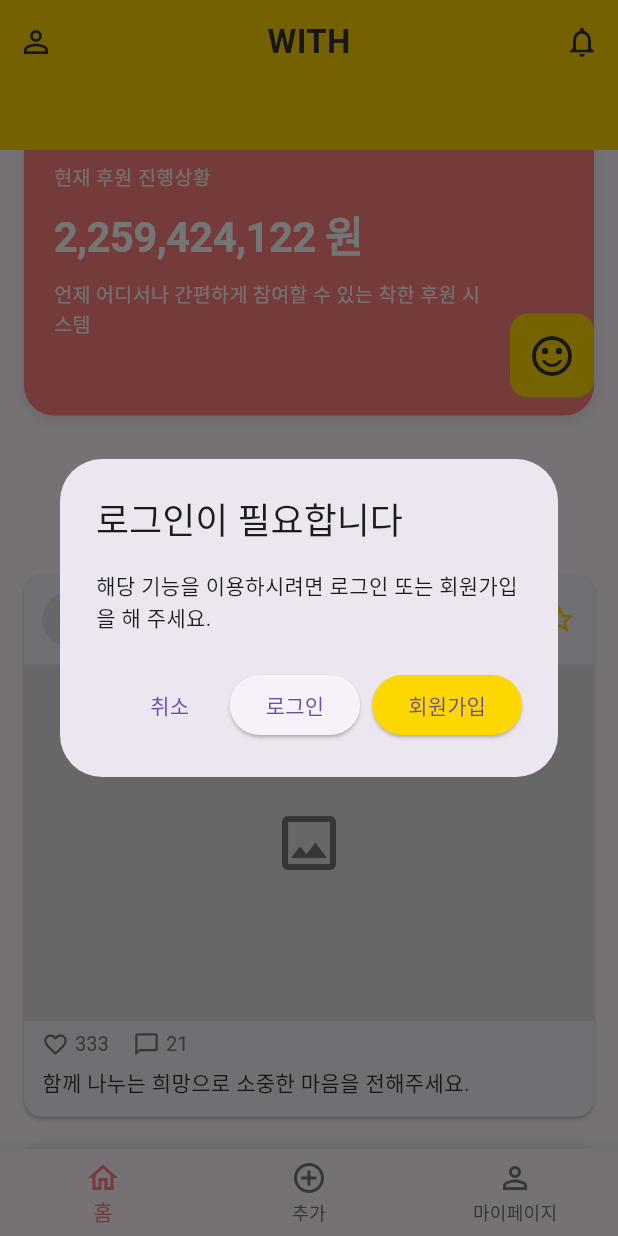
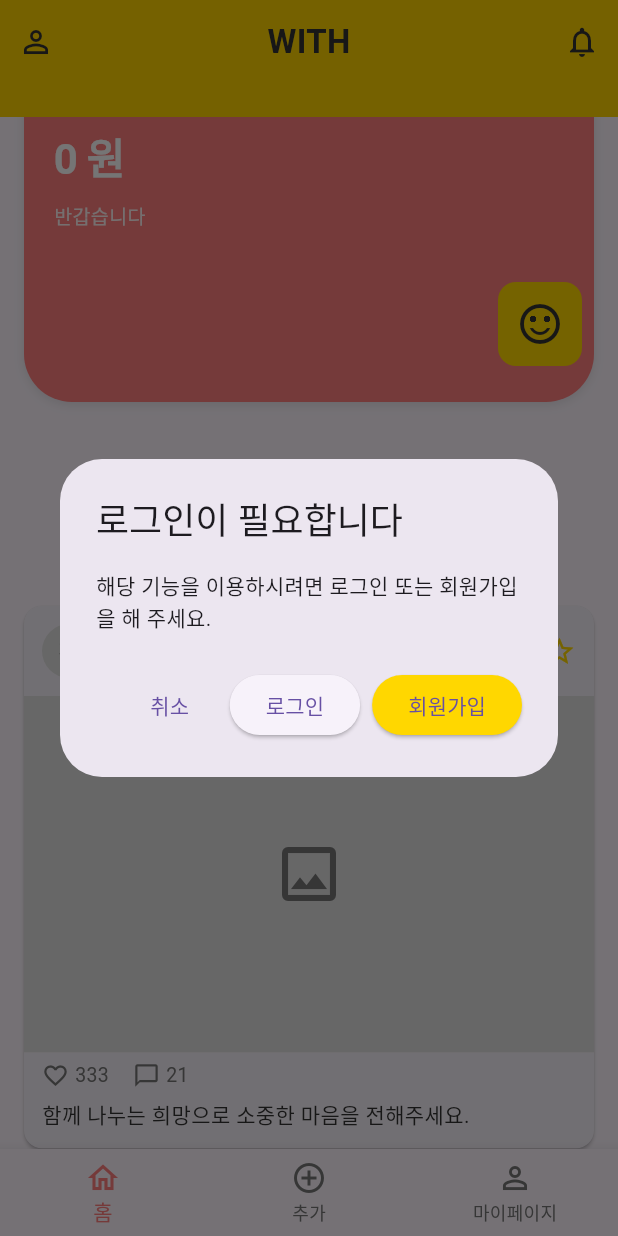
Before and after one commit to leehaneul0354/with_platform, a Flutter app: the screen it shows after launch, item 2 of the bottom bar chosen, on a phone screen of 412 x 824 dp. Run offline on Flutter 3.47's test engine with Material 3 defaults, Android fonts, the phone set to English and light mode, and no system bars; our stand-ins replace cloud_firestore, firebase_core, shared_preferences; accounts and stored records are empty.

```diff
--- a/lib/features/main/main_screen.dart
+++ b/lib/features/main/main_screen.dart
@@ -8,7 +8,7 @@ import '../../core/constants/app_colors.dart';
 import '../../core/util/responsive_util.dart';
 import '../../shared/widgets/responsive_layout.dart';
 import '../../shared/widgets/curved_yellow_header.dart';
-import '../../shared/widgets/donation_progress_card.dart';
+import '../../widgets/main_visual_card.dart';
 import '../../shared/widgets/today_feed_toggle.dart';
 import '../../shared/widgets/bottom_navigation.dart';
 import '../../shared/widgets/login_prompt_dialog.dart';
@@ -129,8 +129,13 @@ class _MainScreenState extends State<MainScreen> {
                     ),
                   ),
                 Transform.translate(
-                  offset: const Offset(0, -20),
-                  child: const DonationProgressCard(),
+                  offset: const Offset(0, -50), //메인화면 상단 노란색 위치조절
+                  child: MainVisualCard(
+                    amountString: _isLoggedIn ? '2,259,424,122' : '0',
+                    subtitle: _isLoggedIn
+                        ? '언제 어디서나 간편하게 참여할 수 있는 착한 후원 시스템'
+                        : '반갑습니다',
+                  ),
                 ),
                 Expanded(
                   child: ResponsiveLayout(
--- a/lib/features/main/my_page_screen.dart
+++ b/lib/features/main/my_page_screen.dart
@@ -75,14 +75,14 @@ class MyPageScreen extends StatelessWidget {
     return Stack(
       children: [
         Container(
-          height: 100,
+          height: 70, // 메인페이지 상단 높이조절
           width: double.infinity,
           color: AppColors.coral,
         ),
         Positioned(
           left: 0,
           right: 0,
-          top: 60,
+          top: 30,
           child: CustomPaint(
             size: const Size(double.infinity, 48),
             painter: _CurveClipperPainter(),
--- a/lib/shared/widgets/curved_yellow_header.dart
+++ b/lib/shared/widgets/curved_yellow_header.dart
@@ -20,8 +20,8 @@ class CurvedYellowHeader extends StatelessWidget implements PreferredSizeWidget
   final VoidCallback? onNotificationTap;
   final VoidCallback? onPersonTap;
 
-  static const double _curveExtension = 16;
-  static const double _curveHeight = 28;
+  static const double _curveExtension = 8;
+  static const double _curveHeight = 14;//노란색 높이조절
   static const double _toolbarHeight = kToolbarHeight;
 
   @override
--- /dev/null
+++ b/lib/widgets/main_visual_card.dart
@@ -0,0 +1,128 @@
+// 목적: 메인·로그인·사용자환경 등 공통 핵심 비주얼 카드. Stack(배경·카드·마스코트) 구조.
+// 흐름: 로그인 전/후 동일 레이아웃, amount·userName 등은 생성자로 주입.
+
+import 'package:flutter/material.dart';
+import '../core/constants/app_colors.dart';
+
+/// 메인 비주얼 카드용 마스코트 이미지 경로 (assets/images/mascot_yellow.png → 프로젝트는 images/ 사용)
+const String _kCardMascotAsset = 'images/mascot_yellow.png';
+
+/// 시안 코랄 핑크
+const Color _kCardCoral = Color(0xFFFF7E7E);
+
+/// 메인 화면·로그인 화면 등에서 공통 사용하는 핵심 비주얼 카드.
+/// Stack(배경·카드·마스코트), 고정 높이·BorderRadius 32+, 마스코트 우측 하단 Positioned.
+class MainVisualCard extends StatelessWidget {
+  const MainVisualCard({
+    super.key,
+    required this.amountString,
+    this.subtitle = '언제 어디서나 간편하게 참여할 수 있는 착한 후원 시스템',
+    this.title = '현재 후원 진행상황',
+  });
+
+  /// 표시할 금액 문자열 (예: "0", "2,259,424,122"). 로그인 전 "0", 로그인 후 Firebase 값.
+  final String amountString;
+
+  /// 카드 하단 부가 문구. 로그인 전 "반갑습니다" 등으로 변경 가능.
+  final String subtitle;
+
+  /// 카드 상단 제목 문구.
+  final String title;
+
+  /// 카드 높이 (시안 기준 220~250)
+  static const double cardHeight = 240.0;
+
+  /// 카드 모서리 반경 (32.0 이상)
+  static const double cardBorderRadius = 32.0;
+
+  @override
+  Widget build(BuildContext context) {
+    return Stack(
+      clipBehavior: Clip.none,
+      children: [
+        Container(
+          width: double.infinity,
+          height: cardHeight,
+          margin: const EdgeInsets.symmetric(horizontal: 16),
+          padding: const EdgeInsets.fromLTRB(20, 28, 88, 28),
+          decoration: BoxDecoration(
+            color: _kCardCoral,
+            borderRadius: BorderRadius.circular(cardBorderRadius),
+            boxShadow: [
+              BoxShadow(
+                color: Colors.black.withValues(alpha: 0.06),
+                blurRadius: 6,
+                offset: const Offset(0, 2),
+              ),
+              BoxShadow(
+                color: Colors.black.withValues(alpha: 0.04),
+                blurRadius: 4,
+                offset: const Offset(0, 1),
+              ),
+            ],
+          ),
+          child: Column(
+            crossAxisAlignment: CrossAxisAlignment.start,
+            mainAxisSize: MainAxisSize.min,
+            children: [
+              Text(
+                title,
+                style: TextStyle(
+                  color: AppColors.white.withValues(alpha: 0.9),
+                  fontSize: 13,
+                  fontWeight: FontWeight.w500,
+                ),
+              ),
+              const SizedBox(height: 8),
+              Text(
+                '$amountString 원',
+                style: const TextStyle(
+                  color: AppColors.white,
+                  fontSize: 28,
+                  fontWeight: FontWeight.bold,
+                  letterSpacing: -0.5,
+                ),
+              ),
+              const SizedBox(height: 8),
+              Text(
+                subtitle,
+                style: TextStyle(
+                  color: AppColors.white.withValues(alpha: 0.9),
+                  fontSize: 13,
+                ),
+                maxLines: 2,
+                overflow: TextOverflow.ellipsis,
+              ),
+            ],
+          ),
+        ),
+        Positioned(
+          right: 20,
+          bottom: 20,
+          child: Padding(
+            padding: const EdgeInsets.only(right: 4, bottom: 4),
+            child: SizedBox(
+              width: 56,
+              height: 56,
+              child: Image.asset(
+                _kCardMascotAsset,
+                fit: BoxFit.contain,
+                errorBuilder: (_, __, ___) => Container(
+                  decoration: BoxDecoration(
+                    color: AppColors.yellow,
+                    borderRadius: BorderRadius.circular(12),
+                  ),
+                  child: const Icon(
+                    Icons.sentiment_satisfied_alt,
+                    color: AppColors.textPrimary,
+                    size: 32,
+                  ),
+                ),
+              ),
+            ),
+          ),
+        ),
+      ],
+    );
+  }
+}
```
